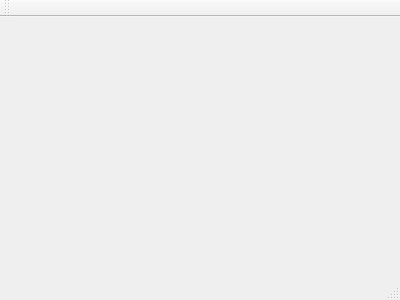
Before: the Qt Designer form 06day_01_CarManage/mainwindow.ui in songhongxiang/LeaningQt, drawn with Qt 5.
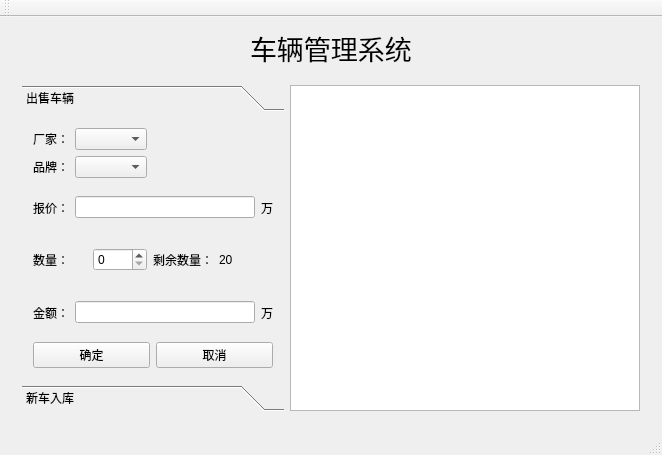
After: the same form once the commit is applied.

```diff
--- a/06day_01_CarManage/mainwindow.ui
+++ b/06day_01_CarManage/mainwindow.ui
@@ -1,24 +1,301 @@
 <ui version="4.0">
  <class>MainWindow</class>
- <widget class="QMainWindow" name="MainWindow" >
-  <property name="geometry" >
+ <widget class="QMainWindow" name="MainWindow">
+  <property name="geometry">
    <rect>
     <x>0</x>
     <y>0</y>
-    <width>400</width>
-    <height>300</height>
+    <width>662</width>
+    <height>455</height>
    </rect>
   </property>
   <property name="windowTitle" >
    <string>MainWindow</string>
   </property>
-  <widget class="QMenuBar" name="menuBar" />
-  <widget class="QToolBar" name="mainToolBar" />
-  <widget class="QWidget" name="centralWidget" />
-  <widget class="QStatusBar" name="statusBar" />
+  <widget class="QWidget" name="centralWidget">
+   <layout class="QGridLayout" name="gridLayout">
+    <item row="0" column="0">
+     <spacer name="horizontalSpacer">
+      <property name="orientation">
+       <enum>Qt::Horizontal</enum>
+      </property>
+      <property name="sizeHint" stdset="0">
+       <size>
+        <width>208</width>
+        <height>20</height>
+       </size>
+      </property>
+     </spacer>
+    </item>
+    <item row="0" column="1">
+     <widget class="QLabel" name="label">
+      <property name="font">
+       <font>
+        <family>楷体</family>
+        <pointsize>20</pointsize>
+       </font>
+      </property>
+      <property name="text">
+       <string>车辆管理系统</string>
+      </property>
+     </widget>
+    </item>
+    <item row="0" column="2">
+     <spacer name="horizontalSpacer_2">
+      <property name="orientation">
+       <enum>Qt::Horizontal</enum>
+      </property>
+      <property name="sizeHint" stdset="0">
+       <size>
+        <width>208</width>
+        <height>20</height>
+       </size>
+      </property>
+     </spacer>
+    </item>
+    <item row="1" column="0" colspan="3">
+     <widget class="QStackedWidget" name="stackedWidget">
+      <widget class="QWidget" name="car">
+       <layout class="QGridLayout" name="gridLayout_2">
+        <item row="0" column="2">
+         <widget class="QTextEdit" name="textEdit">
+          <property name="enabled">
+           <bool>true</bool>
+          </property>
+          <property name="sizePolicy">
+           <sizepolicy hsizetype="Expanding" vsizetype="Preferred">
+            <horstretch>200</horstretch>
+            <verstretch>0</verstretch>
+           </sizepolicy>
+          </property>
+          <property name="minimumSize">
+           <size>
+            <width>0</width>
+            <height>0</height>
+           </size>
+          </property>
+          <property name="readOnly">
+           <bool>true</bool>
+          </property>
+         </widget>
+        </item>
+        <item row="0" column="1">
+         <widget class="QToolBox" name="toolBox">
+          <property name="sizePolicy">
+           <sizepolicy hsizetype="Expanding" vsizetype="Preferred">
+            <horstretch>150</horstretch>
+            <verstretch>0</verstretch>
+           </sizepolicy>
+          </property>
+          <property name="minimumSize">
+           <size>
+            <width>0</width>
+            <height>0</height>
+           </size>
+          </property>
+          <property name="currentIndex">
+           <number>0</number>
+          </property>
+          <widget class="QWidget" name="page">
+           <property name="geometry">
+            <rect>
+             <x>0</x>
+             <y>0</y>
+             <width>262</width>
+             <height>246</height>
+            </rect>
+           </property>
+           <attribute name="label">
+            <string>出售车辆</string>
+           </attribute>
+           <layout class="QGridLayout" name="gridLayout_3">
+            <item row="0" column="0">
+             <layout class="QHBoxLayout" name="horizontalLayout">
+              <item>
+               <widget class="QLabel" name="label_2">
+                <property name="text">
+                 <string>厂家：</string>
+                </property>
+               </widget>
+              </item>
+              <item>
+               <widget class="QComboBox" name="comboBoxFactory"/>
+              </item>
+              <item>
+               <spacer name="horizontalSpacer_3">
+                <property name="orientation">
+                 <enum>Qt::Horizontal</enum>
+                </property>
+                <property name="sizeHint" stdset="0">
+                 <size>
+                  <width>40</width>
+                  <height>20</height>
+                 </size>
+                </property>
+               </spacer>
+              </item>
+             </layout>
+            </item>
+            <item row="1" column="0">
+             <layout class="QHBoxLayout" name="horizontalLayout_2">
+              <item>
+               <widget class="QLabel" name="label_3">
+                <property name="text">
+                 <string>品牌：</string>
+                </property>
+               </widget>
+              </item>
+              <item>
+               <widget class="QComboBox" name="comboBoxBrand"/>
+              </item>
+              <item>
+               <spacer name="horizontalSpacer_4">
+                <property name="orientation">
+                 <enum>Qt::Horizontal</enum>
+                </property>
+                <property name="sizeHint" stdset="0">
+                 <size>
+                  <width>40</width>
+                  <height>20</height>
+                 </size>
+                </property>
+               </spacer>
+              </item>
+             </layout>
+            </item>
+            <item row="2" column="0">
+             <layout class="QHBoxLayout" name="horizontalLayout_3">
+              <item>
+               <widget class="QLabel" name="label_4">
+                <property name="text">
+                 <string>报价：</string>
+                </property>
+               </widget>
+              </item>
+              <item>
+               <widget class="QLineEdit" name="lineEditPrice"/>
+              </item>
+              <item>
+               <widget class="QLabel" name="label_5">
+                <property name="text">
+                 <string>万</string>
+                </property>
+               </widget>
+              </item>
+             </layout>
+            </item>
+            <item row="3" column="0">
+             <layout class="QHBoxLayout" name="horizontalLayout_4">
+              <item>
+               <widget class="QLabel" name="label_6">
+                <property name="text">
+                 <string>数量：</string>
+                </property>
+               </widget>
+              </item>
+              <item>
+               <widget class="QSpinBox" name="spinBox"/>
+              </item>
+              <item>
+               <widget class="QLabel" name="label_7">
+                <property name="text">
+                 <string>剩余数量：</string>
+                </property>
+               </widget>
+              </item>
+              <item>
+               <widget class="QLabel" name="labelLast">
+                <property name="text">
+                 <string>20</string>
+                </property>
+               </widget>
+              </item>
+             </layout>
+            </item>
+            <item row="4" column="0">
+             <layout class="QHBoxLayout" name="horizontalLayout_5">
+              <item>
+               <widget class="QLabel" name="label_10">
+                <property name="text">
+                 <string>金额：</string>
+                </property>
+               </widget>
+              </item>
+              <item>
+               <widget class="QLineEdit" name="lineEditTotal"/>
+              </item>
+              <item>
+               <widget class="QLabel" name="label_9">
+                <property name="text">
+                 <string>万</string>
+                </property>
+               </widget>
+              </item>
+             </layout>
+            </item>
+            <item row="5" column="0">
+             <layout class="QHBoxLayout" name="horizontalLayout_6">
+              <item>
+               <widget class="QPushButton" name="pushButton">
+                <property name="text">
+                 <string>确定</string>
+                </property>
+               </widget>
+              </item>
+              <item>
+               <widget class="QPushButton" name="pushButton_2">
+                <property name="text">
+                 <string>取消</string>
+                </property>
+               </widget>
+              </item>
+             </layout>
+            </item>
+           </layout>
+          </widget>
+          <widget class="QWidget" name="page_2">
+           <property name="geometry">
+            <rect>
+             <x>0</x>
+             <y>0</y>
+             <width>262</width>
+             <height>246</height>
+            </rect>
+           </property>
+           <attribute name="label">
+            <string>新车入库</string>
+           </attribute>
+          </widget>
+         </widget>
+        </item>
+       </layout>
+      </widget>
+      <widget class="QWidget" name="calc"/>
+     </widget>
+    </item>
+   </layout>
+  </widget>
+  <widget class="QMenuBar" name="menuBar">
+   <property name="geometry">
+    <rect>
+     <x>0</x>
+     <y>0</y>
+     <width>662</width>
+     <height>26</height>
+    </rect>
+   </property>
+  </widget>
+  <widget class="QToolBar" name="mainToolBar">
+   <attribute name="toolBarArea">
+    <enum>TopToolBarArea</enum>
+   </attribute>
+   <attribute name="toolBarBreak">
+    <bool>false</bool>
+   </attribute>
+  </widget>
+  <widget class="QStatusBar" name="statusBar"/>
  </widget>
- <layoutDefault spacing="6" margin="11" />
- <pixmapfunction></pixmapfunction>
+ <layoutdefault spacing="6" margin="11"/>
  <resources/>
  <connections/>
 </ui>
```
Left out of the diff: 3 changed lines with no effect on the pictures.
